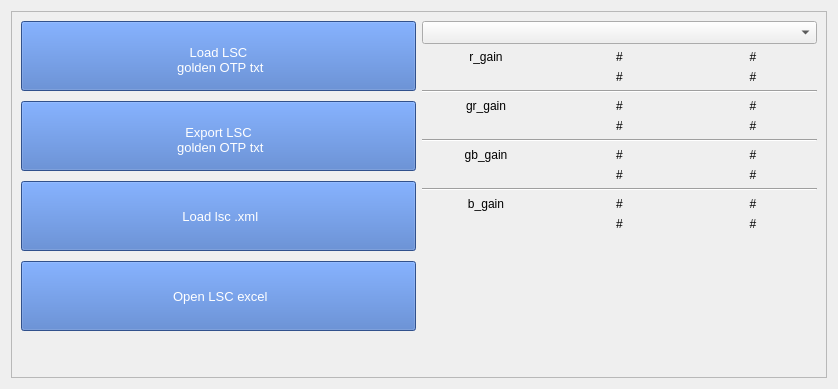
Qt form QUL/LSC/UI.ui (YuTing-Fang1999/FIH-tool) before a commit.
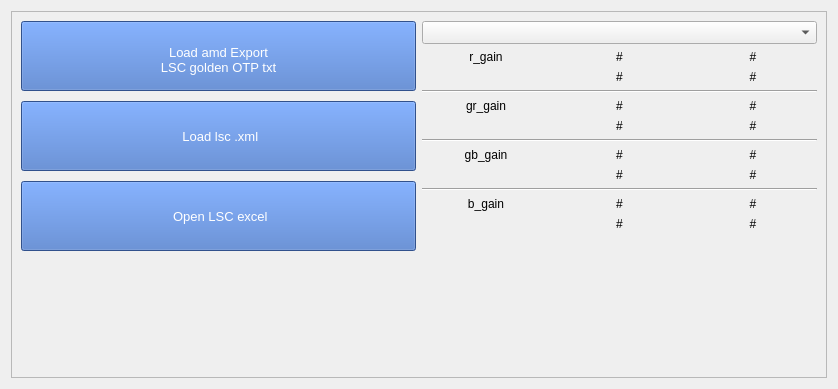
The same form after that commit.

What changed in the file:
```diff
--- a/QUL/LSC/UI.ui
+++ b/QUL/LSC/UI.ui
@@ -27,8 +27,8 @@
        <rect>
         <x>0</x>
         <y>0</y>
-        <width>814</width>
-        <height>365</height>
+        <width>818</width>
+        <height>369</height>
        </rect>
       </property>
       <layout class="QVBoxLayout" name="verticalLayout_4">
@@ -60,32 +60,8 @@
 color:rgb(255, 255, 255);</string>
              </property>
              <property name="text">
-              <string>Load LSC
- golden OTP txt
-</string>
-             </property>
-            </widget>
-           </item>
-           <item>
-            <widget class="QPushButton" name="expor_txt_btn">
-             <property name="enabled">
-              <bool>true</bool>
-             </property>
-             <property name="minimumSize">
-              <size>
-               <width>100</width>
-               <height>70</height>
-              </size>
-             </property>
-             <property name="styleSheet">
-              <string notr="true">font:13px ;
-text-align:bottom;
-background:rgb(68, 114, 196); 
-color:rgb(255, 255, 255);</string>
-             </property>
-             <property name="text">
-              <string>Export LSC 
- golden OTP txt
+              <string>Load amd Export
+LSC golden OTP txt
 </string>
              </property>
             </widget>
```
Left out of the diff: 2 changed lines with no effect on the pictures.
